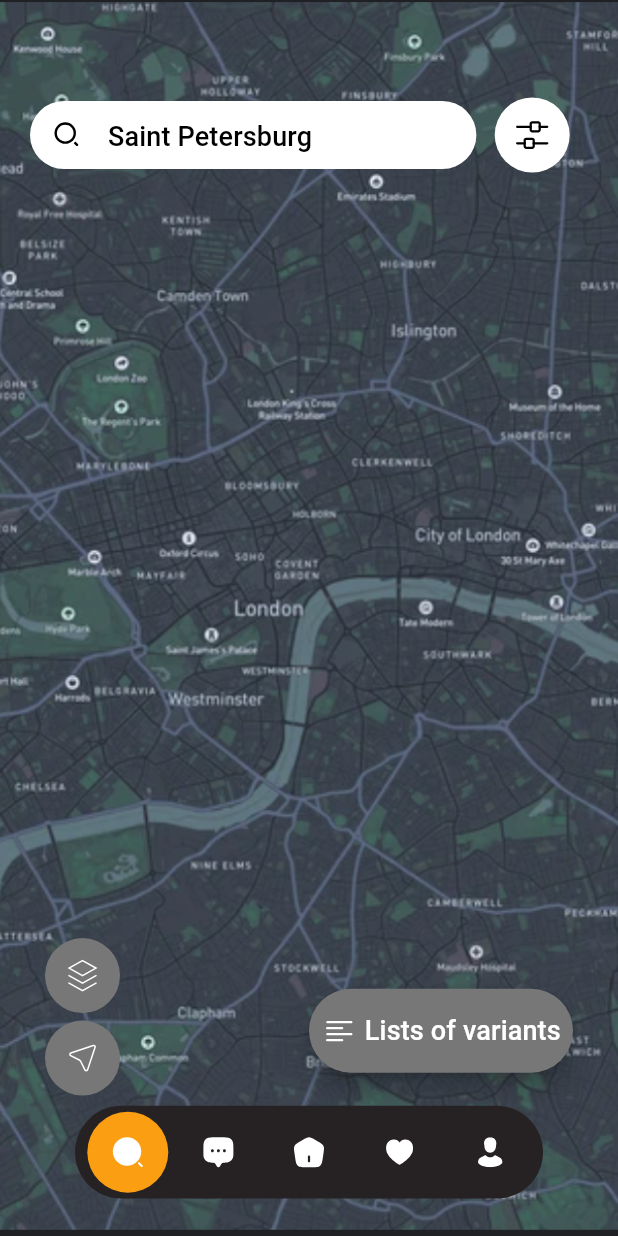
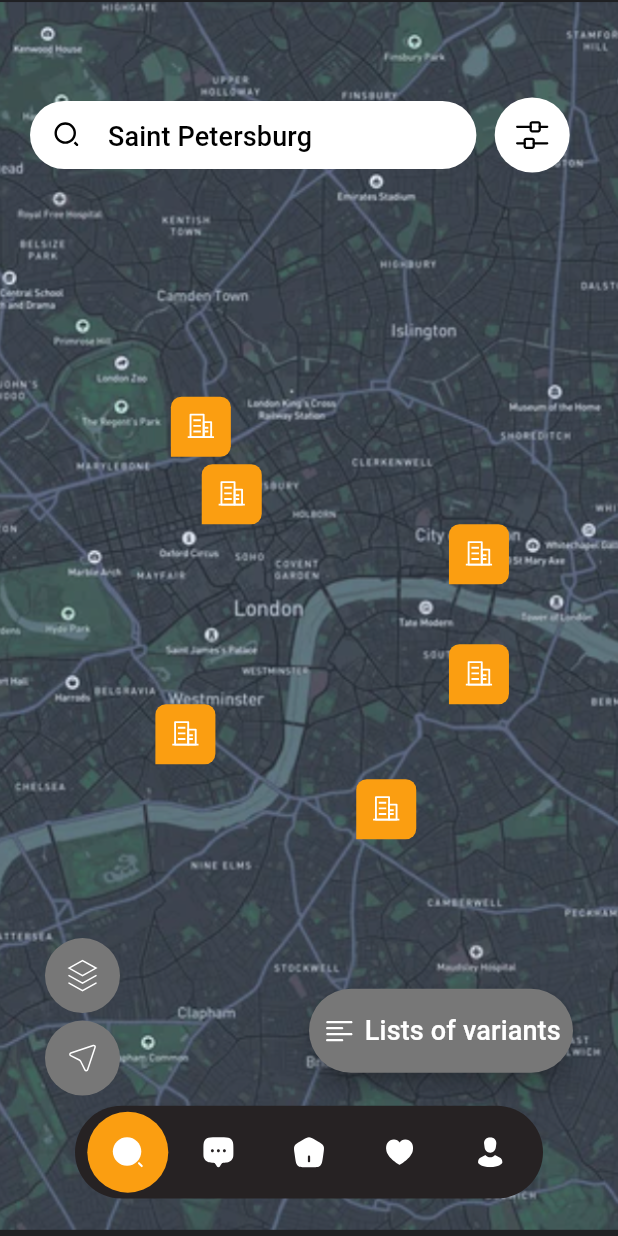
Before and after one commit to chiweliterem/Places, a Flutter app: the NavigationScreen screen opened directly, on a phone screen of 412 x 824 dp. Run offline on Flutter 3.47's test engine with Material 3 defaults, Android fonts, the phone set to English and light mode, and no system bars; our stand-ins replace flutter_svg, google_fonts.

Commit message:
Created all the tickers on the navigation screen.

```diff
--- /dev/null
+++ b/lib/reusable/custom_house_ticker.dart
@@ -0,0 +1,183 @@
+import 'package:flutter/material.dart';
+import 'package:flutter_svg/flutter_svg.dart';
+import 'package:places/colors/colors.dart';
+
+class CustomHouseTicker extends StatefulWidget {
+  const CustomHouseTicker({super.key});
+
+  @override
+  State<CustomHouseTicker> createState() => _CustomHouseTickerState();
+}
+
+class _CustomHouseTickerState extends State<CustomHouseTicker> {
+  @override
+  Widget build(BuildContext context) {
+    return Align(
+      alignment: Alignment.center,
+      child: Column(
+        mainAxisAlignment: MainAxisAlignment.center,
+        children: [
+          //Ticker 1
+          Padding(
+            padding: EdgeInsets.only(
+              right: MediaQuery.of(context).size.width * 0.35,
+            ),
+            child: Container(
+              width: 40.0,
+              height: 40.0,
+              decoration: BoxDecoration(
+                color: kPrimary,
+                borderRadius: BorderRadius.only(
+                  topLeft: Radius.circular(7.0),
+                  topRight: Radius.circular(7.0),
+                  bottomRight: Radius.circular(7.0),
+                ),
+              ),
+              child: Padding(
+                padding: const EdgeInsets.all(10.0),
+                child: SvgPicture.asset(
+                  "assets/svgs/house.svg",
+                  width: 20.0,
+                  height: 20.0,
+                ),
+              ),
+            ),
+          ),
+          SizedBox(height: 5.0),
+          //Ticker 2
+          Padding(
+            padding: EdgeInsets.only(
+              right: MediaQuery.of(context).size.width * 0.25,
+            ),
+            child: Container(
+              width: 40.0,
+              height: 40.0,
+              decoration: BoxDecoration(
+                color: kPrimary,
+                borderRadius: BorderRadius.only(
+                  topLeft: Radius.circular(7.0),
+                  topRight: Radius.circular(7.0),
+                  bottomRight: Radius.circular(7.0),
+                ),
+              ),
+              child: Padding(
+                padding: const EdgeInsets.all(10.0),
+                child: SvgPicture.asset(
+                  "assets/svgs/house.svg",
+                  width: 20.0,
+                  height: 20.0,
+                ),
+              ),
+            ),
+          ),
+          //Ticker 3
+          Padding(
+            padding: EdgeInsets.only(
+              left: MediaQuery.of(context).size.width * 0.55,
+            ),
+            child: Container(
+              width: 40.0,
+              height: 40.0,
+              decoration: BoxDecoration(
+                color: kPrimary,
+                borderRadius: BorderRadius.only(
+                  topLeft: Radius.circular(7.0),
+                  topRight: Radius.circular(7.0),
+                  bottomRight: Radius.circular(7.0),
+                ),
+              ),
+              child: Padding(
+                padding: const EdgeInsets.all(10.0),
+                child: SvgPicture.asset(
+                  "assets/svgs/house.svg",
+                  width: 20.0,
+                  height: 20.0,
+                ),
+              ),
+            ),
+          ),
+          SizedBox(height: 40.0),
+          //Ticker 4
+          Padding(
+            padding: EdgeInsets.only(
+              left: MediaQuery.of(context).size.width * 0.55,
+            ),
+            child: Container(
+              width: 40.0,
+              height: 40.0,
+              decoration: BoxDecoration(
+                color: kPrimary,
+                borderRadius: BorderRadius.only(
+                  topLeft: Radius.circular(7.0),
+                  topRight: Radius.circular(7.0),
+                  bottomRight: Radius.circular(7.0),
+                ),
+              ),
+              child: Padding(
+                padding: const EdgeInsets.all(10.0),
+                child: SvgPicture.asset(
+                  "assets/svgs/house.svg",
+                  width: 20.0,
+                  height: 20.0,
+                ),
+              ),
+            ),
+          ),
+          //Ticker 5
+          Padding(
+            padding: EdgeInsets.only(
+              right: MediaQuery.of(context).size.width * 0.40,
+            ),
+            child: Container(
+              width: 40.0,
+              height: 40.0,
+              decoration: BoxDecoration(
+                color: kPrimary,
+                borderRadius: BorderRadius.only(
+                  topLeft: Radius.circular(7.0),
+                  topRight: Radius.circular(7.0),
+                  bottomRight: Radius.circular(7.0),
+                ),
+              ),
+              child: Padding(
+                padding: const EdgeInsets.all(10.0),
+                child: SvgPicture.asset(
+                  "assets/svgs/house.svg",
+                  width: 20.0,
+                  height: 20.0,
+                ),
+              ),
+            ),
+          ),
+          SizedBox(height: 10.0),
+          //Ticker 6
+          Padding(
+            padding: EdgeInsets.only(
+              left: MediaQuery.of(context).size.width * 0.25,
+            ),
+            child: Container(
+              width: 40.0,
+              height: 40.0,
+              decoration: BoxDecoration(
+                color: kPrimary,
+                borderRadius: BorderRadius.only(
+                  topLeft: Radius.circular(7.0),
+                  topRight: Radius.circular(7.0),
+                  bottomRight: Radius.circular(7.0),
+                ),
+              ),
+              child: Padding(
+                padding: const EdgeInsets.all(10.0),
+                child: SvgPicture.asset(
+                  "assets/svgs/house.svg",
+                  width: 20.0,
+                  height: 20.0,
+                ),
+              ),
+            ),
+          ),
+        ],
+      ),
+    );
+  }
+}
--- a/lib/screens/navigation.dart
+++ b/lib/screens/navigation.dart
@@ -1,5 +1,6 @@
 import 'package:flutter/material.dart';
 import 'package:places/reusable/custom_fab.dart';
+import 'package:places/reusable/custom_house_ticker.dart';
 import 'package:places/reusable/custom_navigation_bar.dart';
 import 'package:places/reusable/search_bar_widget.dart';
 
@@ -25,6 +26,9 @@ class NavigationScreen extends StatelessWidget {
                 //Search bar widget
                 SearchBarWidget(),
 
+                //House tickers
+                CustomHouseTicker(),
+
                 //Bottom Navigation bar
                 CustomNavigationBar(),
 
```
Also changed, not shown: assets/svgs/house.svg (added).
